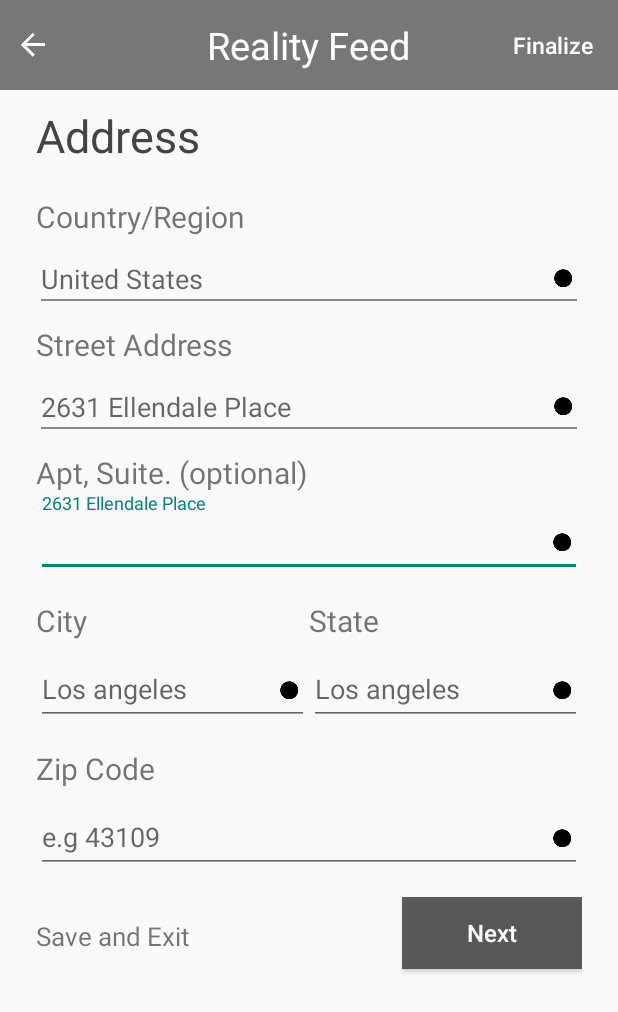
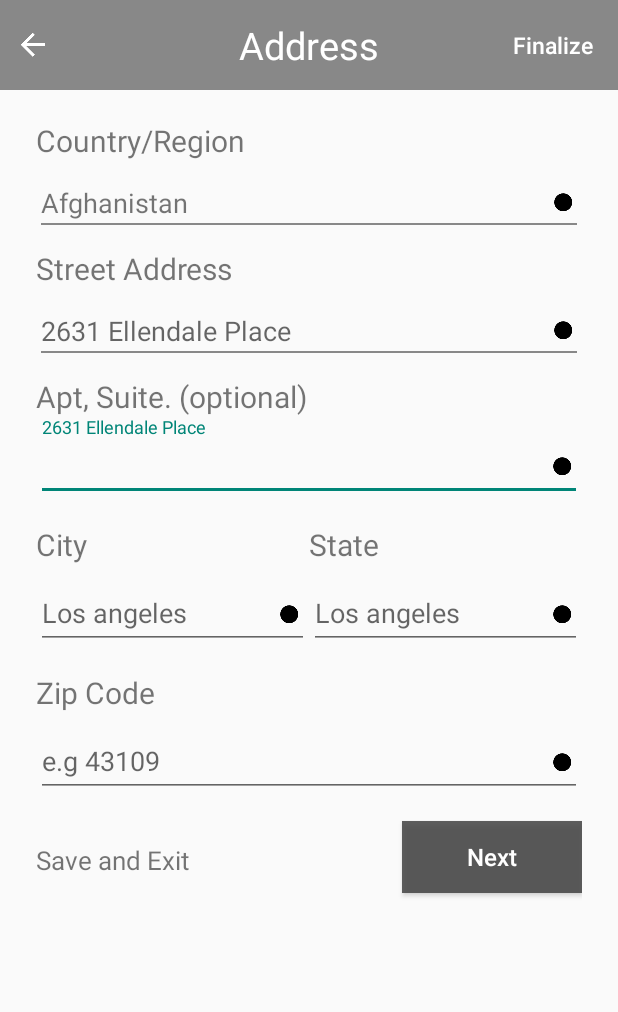
Before and after one commit to TBC-Android-Bootcamp/ProjectHomework, an Android app: the screen it shows after launch (AddressActivity), on a phone screen of 412 x 824 dp. Shown: the top 1012 px of the screen. Run offline under Robolectric (Android 15) with nearby library versions, the phone set to English and light mode, and no system bars.

Commit message:
Added Dialog / ქვეყნის არჩევას ნიკა რომ ახსნის მაშინ დავამატებ

```diff
--- a/app/build.gradle
+++ b/app/build.gradle
@@ -43,6 +43,5 @@ dependencies {
     implementation 'com.squareup.retrofit2:converter-scalars:2.9.0'
     implementation 'androidx.recyclerview:recyclerview:1.1.0'
     implementation 'com.google.android.material:material:1.1.0'
-
-
+    implementation 'com.google.code.gson:gson:2.8.6'
 }
--- a/app/src/main/java/com/example/googlesearch/AddressActivity.kt
+++ b/app/src/main/java/com/example/googlesearch/AddressActivity.kt
@@ -3,22 +3,34 @@ package com.example.googlesearch
 import android.content.Intent
 import androidx.appcompat.app.AppCompatActivity
 import android.os.Bundle
+import android.view.View
 import kotlinx.android.synthetic.main.activity_address.*
-import kotlinx.android.synthetic.main.item_layout.view.*
 
+// https://run.mocky.io/v3/90aa5377-649b-4e39-ab7c-fa6a21a6882d
 class AddressActivity : AppCompatActivity() {
     override fun onCreate(savedInstanceState: Bundle?) {
         super.onCreate(savedInstanceState)
         setContentView(R.layout.activity_address)
 
-        tvCountry.setOnClickListener {
+        tvStreetAddress.setOnClickListener {
+
             val intent = Intent(this, SearchActivity::class.java)
             startActivity(intent)
         }
 
-        val someText = intent.getStringExtra("address")
-        tvCountry.text = someText
+        //val parsedJson = Gson().fromJson(jsonString, CountryModel::class.java)
 
+        val address = intent.getStringExtra("address")
+        tvStreetAddress.text = address
+        tvCountry.text = "Afghanistan"
+        init()
+    }
+
+    private fun init(){
 
     }
+
+    fun next(view: View) {
+        Tools.initDialog(this,getString(R.string.incorrect_request), getString(R.string.please_fill_all_fields))
+    }
 }
--- /dev/null
+++ b/app/src/main/res/drawable/error_dialog_background.xml
@@ -0,0 +1,5 @@
+<?xml version="1.0" encoding="utf-8"?>
+<shape android:shape="rectangle" xmlns:android="http://schemas.android.com/apk/res/android">
+    <corners android:radius="20dp"/>
+    <solid android:color="#fff"/>
+</shape>
--- a/app/src/main/res/layout/activity_address.xml
+++ b/app/src/main/res/layout/activity_address.xml
@@ -19,14 +19,6 @@
             android:layout_marginStart="24dp"
             android:layout_marginEnd="24dp"
             android:orientation="vertical">
-
-            <TextView
-                android:layout_width="wrap_content"
-                android:layout_height="wrap_content"
-                android:layout_marginTop="10dp"
-                android:text="Address"
-                android:textColor="#444"
-                android:textSize="30sp" />
 
             <TextView
                 android:layout_width="match_parent"
@@ -56,6 +48,7 @@
                 android:textSize="20sp" />
 
             <TextView
+                android:id="@+id/tvStreetAddress"
                 android:layout_width="match_parent"
                 android:layout_height="wrap_content"
                 android:layout_marginStart="3dp"
@@ -181,6 +174,7 @@
                     android:layout_gravity="center_vertical|end"
                     android:background="#DA444444"
                     android:text="@string/next"
+                    android:onClick="next"
                     android:textAllCaps="false"
                     android:textColor="#fff"
                     android:textSize="16sp" />
--- a/app/src/main/res/layout/toolbar_layout.xml
+++ b/app/src/main/res/layout/toolbar_layout.xml
@@ -2,7 +2,7 @@
 <FrameLayout xmlns:android="http://schemas.android.com/apk/res/android"
     android:layout_width="match_parent"
     android:layout_height="60dp"
-    android:background="#777"
+    android:background="#888"
     android:orientation="horizontal">
 
     <ImageButton
@@ -20,7 +20,7 @@
         android:layout_gravity="center_vertical|center"
         android:id="@+id/mainText"
         android:textColor="#fff"
-        android:text="Reality Feed"
+        android:text="Address"
         android:textSize="25sp"
         android:gravity="center"
         android:layout_width="230dp"
--- a/app/src/main/res/values/colors.xml
+++ b/app/src/main/res/values/colors.xml
@@ -1,6 +1,6 @@
 <?xml version="1.0" encoding="utf-8"?>
 <resources>
-    <color name="colorPrimary">#6200EE</color>
+    <color name="colorPrimary">#707070</color>
     <color name="colorPrimaryDark">#3700B3</color>
     <color name="colorAccent">#03DAC5</color>
 </resources>
--- a/app/src/main/res/values/strings.xml
+++ b/app/src/main/res/values/strings.xml
@@ -2,4 +2,7 @@
     <string name="app_name">GoogleSearch</string>
     <string name="enter_address">Enter Address</string>
     <string name="next">Next</string>
+    <string name="incorrect_request">Incorrect Request</string>
+    <string name="try_again">Try Again</string>
+    <string name="please_fill_all_fields">Please fill all fields</string>
 </resources>
```
Also changed, not shown: app/src/main/java/com/example/googlesearch/CountryModel.kt (added, +10 -0 lines), app/src/main/java/com/example/googlesearch/Tools.kt (added, +30 -0 lines), app/src/main/res/layout/error_dialog_layout.xml (added, +47 -0 lines).
